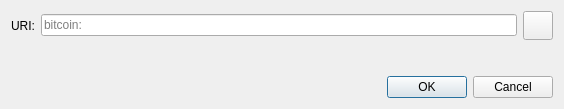
The window that src/qt/forms/openuridialog.ui (opensyria/OpenSyria) describes before a commit, drawn with Qt 5.
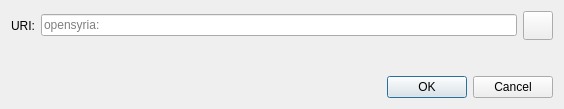
The same window after the commit. Icons and pictures are not drawn. Custom widgets are drawn as their Qt base class.

Diff of the .ui file:
```diff
--- a/src/qt/forms/openuridialog.ui
+++ b/src/qt/forms/openuridialog.ui
@@ -26,7 +26,7 @@
      <item>
       <widget class="QValidatedLineEdit" name="uriEdit">
        <property name="placeholderText">
-        <string notr="true">bitcoin:</string>
+        <string notr="true">opensyria:</string>
        </property>
       </widget>
      </item>
```
Left out of the diff: 4 changed lines with no effect on the pictures.
